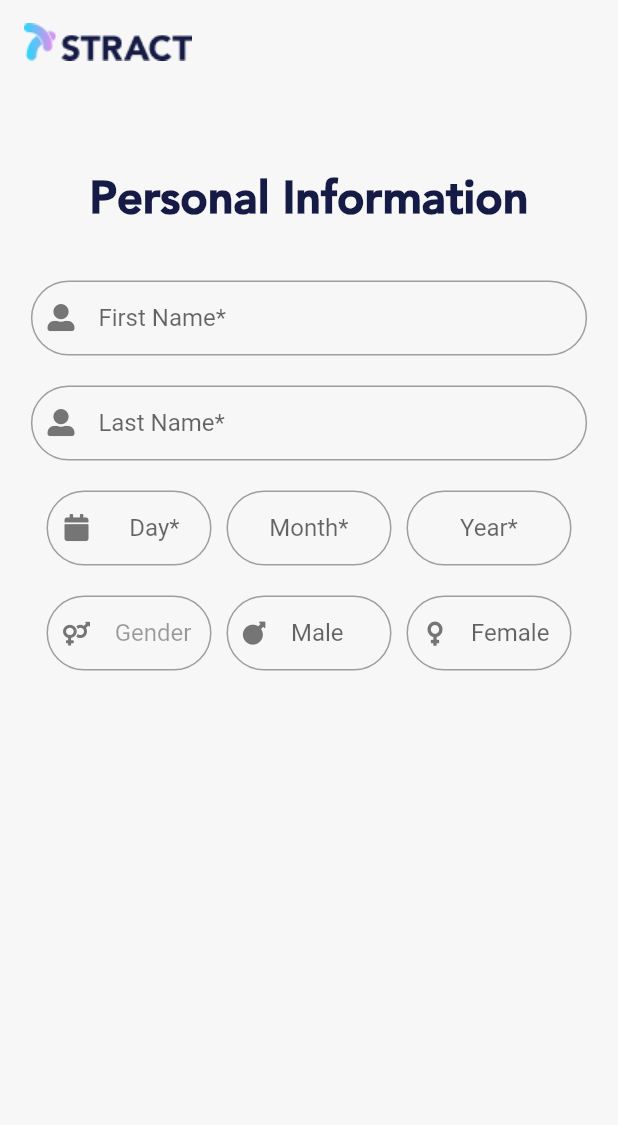
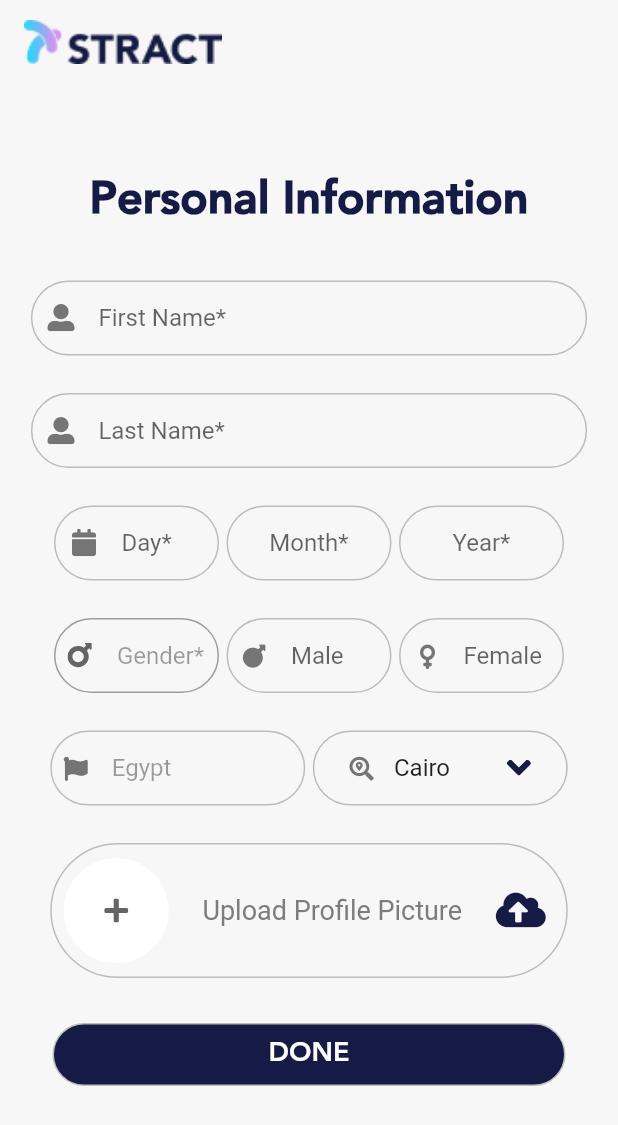
Before and after one commit to AbdelrahmanEhab20/FirstTask-Personal-info-Flutter, a Flutter app: the screen it shows after launch, on a phone screen of 412 x 824 dp. Shown: the top 1125 px of the screen. Run offline on Flutter 3.47's test engine with Material 2 defaults, Android fonts, the phone set to English and light mode, and no system bars; our stand-ins replace flutter_svg.

Commit message:
designing the app + adding Features to collect data

```diff
--- a/lib/main.dart
+++ b/lib/main.dart
@@ -1,31 +1,73 @@
 import 'package:flutter/material.dart';
+import 'package:task_one/icons.dart';
+import 'package:task_one/widgets/submit_Button_Widget.dart';
 import 'package:flutter_svg/flutter_svg.dart';
-import 'package:task_one/icons.dart';
+
+import 'widgets/biggerDateWidget.dart';
+import 'widgets/biggerGenderWidget.dart';
+import 'widgets/medium_widget_states.dart';
+import 'widgets/profile_pic_widget.dart';
 
 void main() {
   runApp(const MyApp());
 }
 
-class MyApp extends StatelessWidget {
+class MyApp extends StatefulWidget {
   const MyApp({super.key});
 
-  // This widget is the root of your application.
+  @override
+  State<MyApp> createState() => _MyAppState();
+}
+
+class _MyAppState extends State<MyApp> {
+  RegExp regex = new RegExp('[a-zA-Z]');
+  final _controllerFirstName = TextEditingController();
+  final _controllerLastName = TextEditingController();
+  String errorMessageFirst = '';
+  String errorMessageLast = '';
+
+  // Function Validate FirstName
+  void testingOnChangeFirstName() {
+    final textFirst = _controllerFirstName.value.text;
+    if (regex.hasMatch(textFirst) == false || textFirst.isEmpty) {
+      setState(() {
+        errorMessageFirst = 'Enter A Valid First Name Required';
+      });
+    } else {
+      setState(() {
+        errorMessageFirst = '';
+      });
+    }
+  }
+
+  // Function Validate LastName
+  void testingOnChangeLastName() {
+    final textLast = _controllerLastName.value.text;
+    if (regex.hasMatch(textLast) == false || textLast.isEmpty) {
+      setState(() {
+        errorMessageLast = 'Enter A Valid Last Name Required';
+      });
+    } else {
+      setState(() {
+        errorMessageLast = '';
+      });
+    }
+  }
+
   @override
   Widget build(BuildContext context) {
-    // final Color color = HexColor.fromHex('#aabbcc');
-
     return MaterialApp(
       debugShowCheckedModeBanner: false,
       title: 'Task-One',
-      //
+      //Start Of The Page before Splitting Widgets
       home: Scaffold(
         backgroundColor: Color.fromRGBO(247, 247, 247, 1),
         appBar: AppBar(
           backgroundColor: Color(0xFFF7F7F7),
           elevation: 0,
-          title: Image.asset('assets/images/logo_stract.png'
-              // 'assets/icons/logo_stract.svg',
-              // fit: BoxFit.cover,
+          title: Image.asset(
+            'assets/images/logo_stract.png',
+            scale: 0.85,
           ),
         ),
         body: SingleChildScrollView(
@@ -45,8 +87,13 @@ class MyApp extends StatelessWidget {
                   )),
                 ),
                 SizedBox(height: 10),
+                // Big Container File Used Here
                 BuildTextFieldContainer(
+                  errorMesseage: errorMessageFirst,
                   customChild: TextField(
+                    // onEditingComplete: () => _errorLastText(),
+                    onChanged: ((value) => testingOnChangeFirstName()),
+                    controller: _controllerFirstName,
                     decoration: InputDecoration(
                         border: InputBorder.none,
                         icon: Icon(CustomIcons.person_icon,
@@ -54,9 +101,23 @@ class MyApp extends StatelessWidget {
                         hintText: 'First Name*'),
                   ),
                 ),
-                SizedBox(height: 10),
+                if (errorMessageFirst != '')
+                  Text(errorMessageFirst,
+                      textAlign: TextAlign.start,
+                      style: TextStyle(
+                        color: Colors.red,
+                      )),
+                // _errorFirstText != null
+                //      Text(
+                //         _errorFirstText!,
+                //       )
+                //     : Text('data'),
+                SizedBox(height: 15),
                 BuildTextFieldContainer(
+                  errorMesseage: errorMessageLast,
                   customChild: TextField(
+                    onChanged: ((value) => testingOnChangeLastName()),
+                    controller: _controllerLastName,
                     decoration: InputDecoration(
                         border: InputBorder.none,
                         icon: Icon(CustomIcons.person_icon,
@@ -64,136 +125,31 @@ class MyApp extends StatelessWidget {
                         hintText: 'Last Name*'),
                   ),
                 ),
-                SizedBox(height: 10),
-                Row(
-                  mainAxisAlignment: MainAxisAlignment.center,
-                  children: [
-                    // Spacer(),
-                    Container(
-                      margin: EdgeInsets.symmetric(vertical: 5),
-                      padding: EdgeInsets.symmetric(horizontal: 10),
-                      width: 110,
-                      decoration: BoxDecoration(
-                        border: Border.all(color: Color(0xFF9E9E9E)),
-                        borderRadius: BorderRadius.circular(30),
-                      ),
-                      child: TextField(
-                        keyboardType: TextInputType.datetime,
-                        textAlign: TextAlign.center,
-                        decoration: InputDecoration(
-                            border: InputBorder.none,
-                            icon: Icon(CustomIcons.date_icon,
-                                size: 18, color: Color(0xFF757575)),
-                            hintText: 'Day*'),
-                      ),
-                    ),
-                    SizedBox(
-                      width: 10,
-                    ),
-                    Container(
-                      margin: EdgeInsets.symmetric(vertical: 5),
-                      padding: EdgeInsets.symmetric(horizontal: 10),
-                      width: 110,
-                      decoration: BoxDecoration(
-                        border: Border.all(color: Color(0xFF9E9E9E)),
-                        borderRadius: BorderRadius.circular(30),
-                      ),
-                      child: TextField(
-                        keyboardType: TextInputType.datetime,
-                        textAlign: TextAlign.center,
-                        decoration: InputDecoration(
-                            border: InputBorder.none,
-                            // icon:
-                            //     Icon(Icons.date_range, color: Color(0xFF757575)),
-                            hintText: 'Month*'),
-                      ),
-                    ),
-                    SizedBox(
-                      width: 10,
-                    ),
-                    Container(
-                      margin: EdgeInsets.symmetric(vertical: 5),
-                      padding: EdgeInsets.symmetric(horizontal: 10),
-                      width: 110,
-                      decoration: BoxDecoration(
-                        border: Border.all(color: Color(0xFF9E9E9E)),
-                        borderRadius: BorderRadius.circular(30),
-                      ),
-                      child: TextField(
-                        keyboardType: TextInputType.datetime,
-                        textAlign: TextAlign.center,
-                        decoration: InputDecoration(
-                            border: InputBorder.none,
-                            // icon:
-                            //     Icon(Icons.date_range, color: Color(0xFF757575)),
-                            hintText: 'Year*'),
-                      ),
-                    )
-                  ],
-                ),
-                SizedBox(height: 10),
-                Row(
-                  mainAxisAlignment: MainAxisAlignment.center,
-                  children: [
-                    // Spacer(),
-                    Container(
-                      margin: EdgeInsets.symmetric(vertical: 5),
-                      padding: EdgeInsets.symmetric(horizontal: 10),
-                      width: 110,
-                      decoration: BoxDecoration(
-                        border: Border.all(color: Color(0xFF9E9E9E)),
-                        borderRadius: BorderRadius.circular(30),
-                      ),
-                      child: TextField(
-                        textAlign: TextAlign.center,
-                        enabled: false,
-                        decoration: InputDecoration(
-                            border: InputBorder.none,
-                            icon: Icon(CustomIcons.gender_icon,
-                                size: 16, color: Color(0xFF757575)),
-                            hintText: 'Gender'),
-                      ),
-                    ),
-                    SizedBox(
-                      width: 10,
-                    ),
-                    Container(
-                      margin: EdgeInsets.symmetric(vertical: 5),
-                      padding: EdgeInsets.symmetric(horizontal: 10),
-                      width: 110,
-                      decoration: BoxDecoration(
-                        border: Border.all(color: Color(0xFF9E9E9E)),
-                        borderRadius: BorderRadius.circular(30),
-                      ),
-                      child: TextField(
-                        decoration: InputDecoration(
-                            border: InputBorder.none,
-                            icon: Icon(CustomIcons.male_icon,
-                                size: 16, color: Color(0xFF757575)),
-                            hintText: 'Male'),
-                      ),
-                    ),
-                    SizedBox(
-                      width: 10,
-                    ),
-                    Container(
-                      margin: EdgeInsets.symmetric(vertical: 5),
-                      padding: EdgeInsets.symmetric(horizontal: 10),
-                      width: 110,
-                      decoration: BoxDecoration(
-                        border: Border.all(color: Color(0xFF9E9E9E)),
-                        borderRadius: BorderRadius.circular(30),
-                      ),
-                      child: TextField(
-                        decoration: InputDecoration(
-                            border: InputBorder.none,
-                            icon: Icon(CustomIcons.female_icon,
-                                size: 16, color: Color(0xFF757575)),
-                            hintText: 'Female'),
-                      ),
-                    )
-                  ],
-                ),
+                if (errorMessageLast != '')
+                  Text(errorMessageLast,
+                      textAlign: TextAlign.start,
+                      style: TextStyle(
+                        color: Colors.red,
+                      )),
+                // Text(
+                //   _errorFirstText!,
+                //   style: TextStyle(color: Colors.red),
+                // ),
+                SizedBox(height: 15),
+                // File Date in separated structure Widgets --> Wrapping the values
+                BiggerDateWidget(),
+                SizedBox(height: 15),
+                // File Gender Male / Female Widgets
+                biggerGenderWidget(),
+                SizedBox(height: 15),
+                // File Country State Widgets
+                MediumCountryWidget(),
+                SizedBox(height: 15),
+                // File Country State Widgets
+                ProfilePicUpload(),
+                SizedBox(height: 20),
+                //Button Submit all Data of the Personal Info
+                SubmitButtonDone(),
               ],
             ),
           ),
@@ -205,21 +161,45 @@ class MyApp extends StatelessWidget {
 
 class BuildTextFieldContainer extends StatelessWidget {
   final Widget? customChild;
+  final String errorMesseage;
 
-  const BuildTextFieldContainer({Key? key, this.customChild}) : super(key: key);
+  const BuildTextFieldContainer(
+      {Key? key, this.customChild, required this.errorMesseage})
+      : super(key: key);
 
   @override
   Widget build(BuildContext context) {
     Size size = MediaQuery.of(context).size;
-    return Container(
+    return errorMesseage != ''
+        ? Container(
             margin: EdgeInsets.symmetric(vertical: 5),
             padding: EdgeInsets.symmetric(horizontal: 10),
             width: size.width * .9,
             decoration: BoxDecoration(
-        border: Border.all(color: Color(0xFF9E9E9E)),
+              border: Border.all(color: Color.fromARGB(255, 254, 4, 4)),
+              borderRadius: BorderRadius.circular(30),
+            ),
+            child: customChild,
+          )
+        : Container(
+            margin: EdgeInsets.symmetric(vertical: 5),
+            padding: EdgeInsets.symmetric(horizontal: 10),
+            width: size.width * .9,
+            decoration: BoxDecoration(
+              border: Border.all(color: Color.fromARGB(255, 191, 187, 187)),
               borderRadius: BorderRadius.circular(30),
             ),
             child: customChild,
           );
   }
 }
+
+//  final String errorIconSvg = 'assets/icons/error.svg';
+
+//     Container(
+//               alignment: Alignment.centerRight,
+//               child: SvgPicture.asset(
+//                 errorIconSvg,
+//                 color: Colors.red,
+//               ),
+//             )
--- /dev/null
+++ b/lib/widgets/biggerDateWidget.dart
@@ -0,0 +1,90 @@
+import 'package:flutter/material.dart';
+import 'package:intl/intl.dart';
+import '../icons.dart';
+
+class BiggerDateWidget extends StatefulWidget {
+  @override
+  State<BiggerDateWidget> createState() => _BiggerDateWidgetState();
+}
+
+class _BiggerDateWidgetState extends State<BiggerDateWidget> {
+  TextEditingController dateinput = TextEditingController();
+
+  //text editing controller for text field
+  @override
+  void initState() {
+    dateinput.text = "";
+    //set the initial value of text field
+    super.initState();
+  }
+
+  @override
+  Widget build(BuildContext context) {
+    return Row(
+      mainAxisAlignment: MainAxisAlignment.center,
+      children: [
+        // Spacer(),
+        Container(
+          margin: EdgeInsets.symmetric(vertical: 5),
+          padding: EdgeInsets.symmetric(horizontal: 10),
+          width: 110,
+          decoration: BoxDecoration(
+            border: Border.all(color: Color.fromARGB(255, 191, 187, 187)),
+            borderRadius: BorderRadius.circular(30),
+          ),
+          child: TextField(
+            keyboardType: TextInputType.datetime,
+            // textAlign: TextAlign.center,
+            decoration: InputDecoration(
+                border: InputBorder.none,
+                icon: Icon(CustomIcons.date_icon,
+                    size: 18, color: Color(0xFF757575)),
+                hintText: 'Day*'),
+          ),
+        ),
+        SizedBox(
+          width: 5,
+        ),
+        Container(
+          margin: EdgeInsets.symmetric(vertical: 5),
+          padding: EdgeInsets.symmetric(horizontal: 10),
+          width: 110,
+          decoration: BoxDecoration(
+            border: Border.all(color: Color.fromARGB(255, 191, 187, 187)),
+            borderRadius: BorderRadius.circular(30),
+          ),
+          child: TextField(
+            keyboardType: TextInputType.datetime,
+            textAlign: TextAlign.center,
+            decoration: InputDecoration(
+                border: InputBorder.none,
+                // icon:
+                //     Icon(Icons.date_range, color: Color(0xFF757575)),
+                hintText: 'Month*'),
+          ),
+        ),
+        SizedBox(
+          width: 5,
+        ),
+        Container(
+          margin: EdgeInsets.symmetric(vertical: 5),
+          padding: EdgeInsets.symmetric(horizontal: 10),
+          width: 110,
+          decoration: BoxDecoration(
+            border: Border.all(color: Color.fromARGB(255, 191, 187, 187)),
+            borderRadius: BorderRadius.circular(30),
+          ),
+          child: TextField(
+            keyboardType: TextInputType.datetime,
+            textAlign: TextAlign.center,
+            decoration: InputDecoration(
+                border: InputBorder.none,
+                // icon:
+                //     Icon(Icons.date_range, color: Color(0xFF757575)),
+                hintText: 'Year*'),
+          ),
+        )
+      ],
+    );
+  }
+}
--- /dev/null
+++ b/lib/widgets/biggerGenderWidget.dart
@@ -0,0 +1,80 @@
+import 'package:flutter/material.dart';
+import 'package:flutter_svg/flutter_svg.dart';
+
+import '../icons.dart';
+
+class biggerGenderWidget extends StatelessWidget {
+  const biggerGenderWidget({
+    Key? key,
+  }) : super(key: key);
+
+  @override
+  Widget build(BuildContext context) {
+    final String maleVectorIcon = 'assets/icons/maleIcon.svg';
+
+    return Row(
+      mainAxisAlignment: MainAxisAlignment.center,
+      children: [
+        // Spacer(),
+        Container(
+          margin: EdgeInsets.symmetric(vertical: 5),
+          padding: EdgeInsets.symmetric(horizontal: 8),
+          width: 110,
+          decoration: BoxDecoration(
+            border: Border.all(color: Color(0xFF9E9E9E)),
+            borderRadius: BorderRadius.circular(30),
+          ),
+          child: TextField(
+            // textAlign: TextAlign.center,
+            enabled: false,
+            decoration: InputDecoration(
+                border: InputBorder.none,
+                icon: SvgPicture.asset(
+                  maleVectorIcon,
+                  color: Color.fromARGB(255, 102, 100, 100),
+                ),
+                hintText: 'Gender*'),
+          ),
+        ),
+        SizedBox(
+          width: 5,
+        ),
+        Container(
+          margin: EdgeInsets.symmetric(vertical: 5),
+          padding: EdgeInsets.symmetric(horizontal: 10),
+          width: 110,
+          decoration: BoxDecoration(
+            border: Border.all(color: Color.fromARGB(255, 191, 187, 187)),
+            borderRadius: BorderRadius.circular(30),
+          ),
+          child: TextField(
+            decoration: InputDecoration(
+                border: InputBorder.none,
+                icon: Icon(CustomIcons.male_icon,
+                    size: 16, color: Color(0xFF757575)),
+                hintText: 'Male'),
+          ),
+        ),
+        SizedBox(
+          width: 5,
+        ),
+        Container(
+          margin: EdgeInsets.symmetric(vertical: 5),
+          padding: EdgeInsets.symmetric(horizontal: 10),
+          width: 110,
+          decoration: BoxDecoration(
+            border: Border.all(color: Color.fromARGB(255, 191, 187, 187)),
+            borderRadius: BorderRadius.circular(30),
+          ),
+          child: TextField(
+            decoration: InputDecoration(
+                border: InputBorder.none,
+                icon: Icon(CustomIcons.female_icon,
+                    size: 16, color: Color(0xFF757575)),
+                hintText: 'Female'),
+          ),
+        )
+      ],
+    );
+  }
+}
--- /dev/null
+++ b/lib/widgets/medium_widget_states.dart
@@ -0,0 +1,93 @@
+import 'package:flutter/material.dart';
+import 'package:flutter_svg/flutter_svg.dart';
+
+import '../icons.dart';
+
+class MediumCountryWidget extends StatefulWidget {
+  @override
+  State<MediumCountryWidget> createState() => _MediumCountryWidgetState();
+}
+
+class _MediumCountryWidgetState extends State<MediumCountryWidget> {
+  //List Items of States
+  List<DropdownMenuItem<String>> get statesList {
+    List<DropdownMenuItem<String>> menuItems = [
+      DropdownMenuItem(child: Text("Cairo"), value: "Cairo"),
+      DropdownMenuItem(child: Text("Alexandria"), value: "Alexandria"),
+      DropdownMenuItem(child: Text("Aswan"), value: "Aswan"),
+      DropdownMenuItem(child: Text("Giza"), value: "Giza"),
+      DropdownMenuItem(child: Text("Suez"), value: "Suez"),
+    ];
+    return menuItems;
+  }
+
+  String selectedValue = "Cairo";
+
+  @override
+  Widget build(BuildContext context) {
+    final String dropDownIcon = 'assets/icons/dropDown.svg';
+    return Row(
+      mainAxisAlignment: MainAxisAlignment.center,
+      children: [
+        // Spacer(),
+        Container(
+          margin: EdgeInsets.symmetric(vertical: 5),
+          padding: EdgeInsets.symmetric(horizontal: 8),
+          width: 170,
+          decoration: BoxDecoration(
+            border: Border.all(color: Color.fromARGB(255, 191, 187, 187)),
+            borderRadius: BorderRadius.circular(30),
+          ),
+          child: TextField(
+            // textAlign: TextAlign.center,
+            enabled: false,
+            decoration: InputDecoration(
+                border: InputBorder.none,
+                icon: Icon(CustomIcons.country_icon,
+                    size: 16, color: Color(0xFF757575)),
+                hintText: 'Egypt'),
+          ),
+        ),
+        SizedBox(
+          width: 5,
+        ),
+        Container(
+          margin: EdgeInsets.symmetric(vertical: 5),
+          padding: EdgeInsets.symmetric(horizontal: 10),
+          width: 170,
+          decoration: BoxDecoration(
+            border: Border.all(color: Color.fromARGB(255, 191, 187, 187)),
+            borderRadius: BorderRadius.circular(30),
+          ),
+          child: Row(
+            mainAxisAlignment: MainAxisAlignment.spaceEvenly,
+            children: [
+              Icon(CustomIcons.state_icon, size: 16, color: Color(0xFF757575)),
+              DropdownButton(
+                icon: SvgPicture.asset(
+                  dropDownIcon,
+                  color: Color(0xFF161B45),
+                ),
+                underline: SizedBox(),
+                value: selectedValue,
+                items: statesList,
+                onChanged: (String? newValue) {
+                  setState(() {
+                    selectedValue = newValue!;
+                  });
+                },
+              ),
+            ],
+          ),
+        )
+      ],
+    );
+  }
+}
+// TextField(
+//             decoration: InputDecoration(
+//                 border: InputBorder.none,
+//                 icon: Icon(CustomIcons.state_icon,
+//                     size: 16, color: Color(0xFF757575)),
+//                 hintText: 'States'),
+//           )
--- /dev/null
+++ b/lib/widgets/profile_pic_widget.dart
@@ -0,0 +1,48 @@
+import 'package:flutter/material.dart';
+import 'package:flutter_svg/flutter_svg.dart';
+
+import '../icons.dart';
+
+class ProfilePicUpload extends StatelessWidget {
+  @override
+  Widget build(BuildContext context) {
+    final String addVectorIcon = 'assets/icons/Vector.svg';
+    return Container(
+      margin: EdgeInsets.symmetric(vertical: 5),
+      padding: EdgeInsets.symmetric(horizontal: 8),
+      width: 345,
+      height: 90,
+      decoration: BoxDecoration(
+        border: Border.all(color: Color.fromARGB(255, 191, 187, 187)),
+        borderRadius: BorderRadius.circular(70),
+      ),
+      child: Row(
+        mainAxisAlignment: MainAxisAlignment.spaceBetween,
+        children: [
+          Container(
+            child: CircleAvatar(
+              backgroundColor: Colors.white,
+              radius: 35,
+              child: SvgPicture.asset(
+                addVectorIcon,
+                color: Color.fromARGB(255, 102, 100, 100),
+              ),
+            ),
+          ),
+          Text(
+            'Upload Profile Picture',
+            style: TextStyle(
+                fontSize: 18, color: Color.fromARGB(255, 127, 123, 123)),
+            textAlign: TextAlign.center,
+          ),
+          Container(
+              margin: EdgeInsets.only(right: 15),
+              child: Icon(
+                CustomIcons.cloud_icon,
+                color: Color(0xFF161B45),
+              ))
+        ],
+      ),
+    );
+  }
+}
--- /dev/null
+++ b/lib/widgets/submit_Button_Widget.dart
@@ -0,0 +1,29 @@
+import 'package:flutter/material.dart';
+
+class SubmitButtonDone extends StatelessWidget {
+  @override
+  Widget build(BuildContext context) {
+    return Container(
+      // color: Color(0xFF161B45),
+      margin: EdgeInsets.symmetric(vertical: 5),
+      padding: EdgeInsets.symmetric(horizontal: 8),
+      width: 342,
+      height: 42,
+      decoration: BoxDecoration(
+        color: Color(0xFF161B45),
+        border: Border.all(color: Color.fromARGB(255, 191, 187, 187)),
+        borderRadius: BorderRadius.circular(30.5),
+      ),
+      child: TextButton(
+        onPressed: () {},
+        child: Text(
+          'DONE',
+          style: TextStyle(
+              fontSize: 18,
+              color: Color.fromARGB(255, 255, 255, 255),
+              fontFamily: 'Avenir LT Std'),
+        ),
+      ),
+    );
+  }
+}
--- a/pubspec.yaml
+++ b/pubspec.yaml
@@ -30,10 +30,11 @@ dependencies:
   flutter:
     sdk: flutter
   hexcolor: ^2.0.7
+  flutter_svg: ^1.1.0
+  intl: ^0.17.0
   # The following adds the Cupertino Icons font to your application.
   # Use with the CupertinoIcons class for iOS style icons.
   cupertino_icons: ^1.0.2
-  flutter_svg: ^1.1.0 #it helps us to use SVG
 
 dev_dependencies:
   flutter_test:
```
Also changed, not shown: assets/icons/Vector.svg (added), assets/icons/dropDown.svg (added), assets/icons/error.svg (added), assets/icons/maleIcon.svg (added), pubspec.lock. Lines whose indentation alone changed are shown as unchanged.
